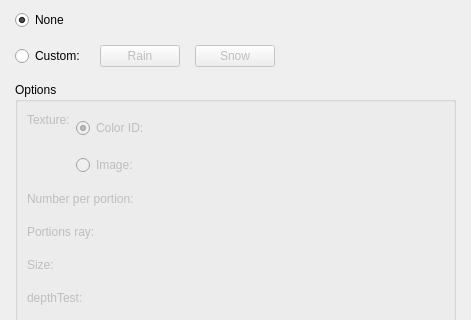
Qt form Editor/Dialogs/Commands/dialogcommandchangeweather.ui (RPG-Paper-Maker/RPG-Paper-Maker) before a commit; both pictures show x 0 to 471 and y 0 to 320 of the 471 by 535 pixel window.
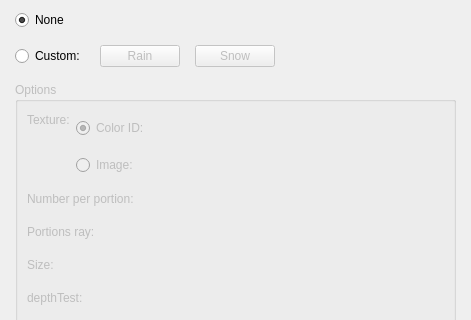
The same form after that commit. Custom widgets are drawn as their Qt base class.

Commit message: [WIP] Command change weather: default rain/snow

Diff of the .ui file:
```diff
--- a/Editor/Dialogs/Commands/dialogcommandchangeweather.ui
+++ b/Editor/Dialogs/Commands/dialogcommandchangeweather.ui
@@ -106,6 +106,9 @@
        </item>
        <item>
         <widget class="QGroupBox" name="groupBoxOptions">
+         <property name="enabled">
+          <bool>false</bool>
+         </property>
          <property name="title">
           <string>Options</string>
          </property>
```
The commit also changes 2 other files.
